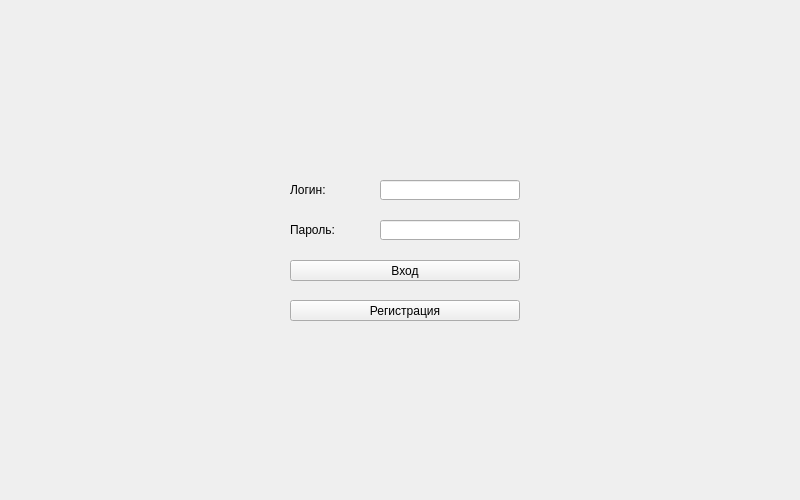
Old version of the form login.ui in the repository underleak/fetchmail.
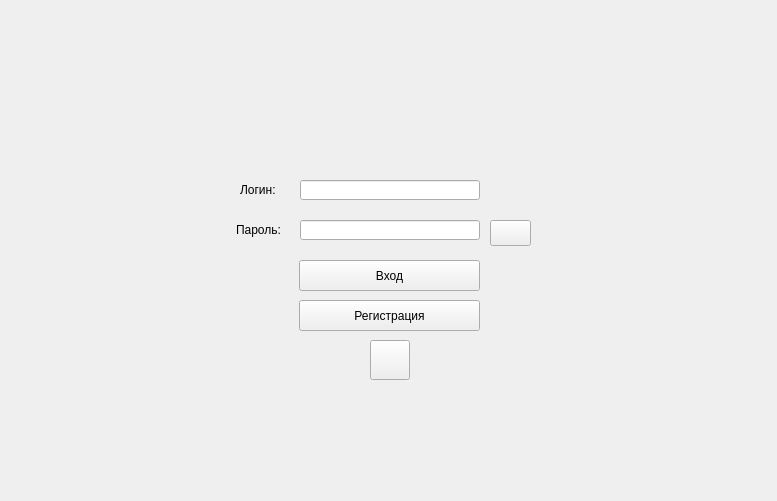
New version of the form. Icons and pictures are not drawn.

What changed in the file:
```diff
--- a/login.ui
+++ b/login.ui
@@ -6,38 +6,31 @@
    <rect>
     <x>0</x>
     <y>0</y>
-    <width>800</width>
-    <height>500</height>
+    <width>777</width>
+    <height>501</height>
    </rect>
   </property>
   <property name="windowTitle">
    <string>Login</string>
   </property>
   <widget class="QWidget" name="centralwidget">
-   <widget class="QLineEdit" name="lineEdit">
+   <widget class="QPushButton" name="signUp">
     <property name="geometry">
      <rect>
-      <x>380</x>
-      <y>220</y>
-      <width>140</width>
-      <height>20</height>
+      <x>299</x>
+      <y>300</y>
+      <width>181</width>
+      <height>31</height>
      </rect>
     </property>
-   </widget>
-   <widget class="QLineEdit" name="lineEdit_2">
-    <property name="geometry">
-     <rect>
-      <x>380</x>
-      <y>180</y>
-      <width>140</width>
-      <height>20</height>
-     </rect>
+    <property name="text">
+     <string>Регистрация</string>
     </property>
    </widget>
    <widget class="QLabel" name="label">
     <property name="geometry">
      <rect>
-      <x>290</x>
+      <x>240</x>
       <y>180</y>
       <width>47</width>
       <height>20</height>
@@ -47,26 +40,13 @@
      <string>Логин:</string>
     </property>
    </widget>
-   <widget class="QLabel" name="label_2">
+   <widget class="QPushButton" name="signIn">
     <property name="geometry">
      <rect>
-      <x>290</x>
-      <y>220</y>
-      <width>47</width>
-      <height>20</height>
-     </rect>
-    </property>
-    <property name="text">
-     <string>Пароль:</string>
-    </property>
-   </widget>
-   <widget class="QPushButton" name="pushButton">
-    <property name="geometry">
-     <rect>
-      <x>290</x>
+      <x>299</x>
       <y>260</y>
-      <width>230</width>
-      <height>21</height>
+      <width>181</width>
+      <height>31</height>
      </rect>
     </property>
     <property name="text">
@@ -76,14 +56,92 @@
    <widget class="QPushButton" name="pushButton_2">
     <property name="geometry">
      <rect>
-      <x>290</x>
-      <y>300</y>
-      <width>230</width>
-      <height>21</height>
+      <x>490</x>
+      <y>220</y>
+      <width>41</width>
+      <height>26</height>
      </rect>
     </property>
     <property name="text">
-     <string>Регистрация</string>
+     <string/>
+    </property>
+    <property name="icon">
+     <iconset>
+      <selectedon>:/icon/main/eye.png</selectedon>
+     </iconset>
+    </property>
+   </widget>
+   <widget class="QLineEdit" name="textLogin">
+    <property name="geometry">
+     <rect>
+      <x>300</x>
+      <y>180</y>
+      <width>180</width>
+      <height>20</height>
+     </rect>
+    </property>
+   </widget>
+   <widget class="QLabel" name="label_2">
+    <property name="geometry">
+     <rect>
+      <x>236</x>
+      <y>220</y>
+      <width>61</width>
+      <height>20</height>
+     </rect>
+    </property>
+    <property name="text">
+     <string>Пароль:</string>
+    </property>
+   </widget>
+   <widget class="QPushButton" name="clear">
+    <property name="geometry">
+     <rect>
+      <x>370</x>
+      <y>340</y>
+      <width>40</width>
+      <height>40</height>
+     </rect>
+    </property>
+    <property name="text">
+     <string/>
+    </property>
+    <property name="icon">
+     <iconset>
+      <selectedon>:/icon/main/trash.png</selectedon>
+     </iconset>
+    </property>
+    <property name="iconSize">
+     <size>
+      <width>17</width>
+      <height>17</height>
+     </size>
+    </property>
+   </widget>
+   <widget class="QLineEdit" name="textPassword">
+    <property name="geometry">
+     <rect>
+      <x>300</x>
+      <y>220</y>
+      <width>180</width>
+      <height>20</height>
+     </rect>
+    </property>
+   </widget>
+   <widget class="QLabel" name="label_3">
+    <property name="geometry">
+     <rect>
+      <x>320</x>
+      <y>30</y>
+      <width>131</width>
+      <height>131</height>
+     </rect>
+    </property>
+    <property name="text">
+     <string/>
+    </property>
+    <property name="pixmap">
+     <pixmap resource="icons.qrc">:/icon/main/envelope_icon.png</pixmap>
     </property>
    </widget>
   </widget>
```
Left out of the diff: 6 changed lines with no effect on the pictures.
